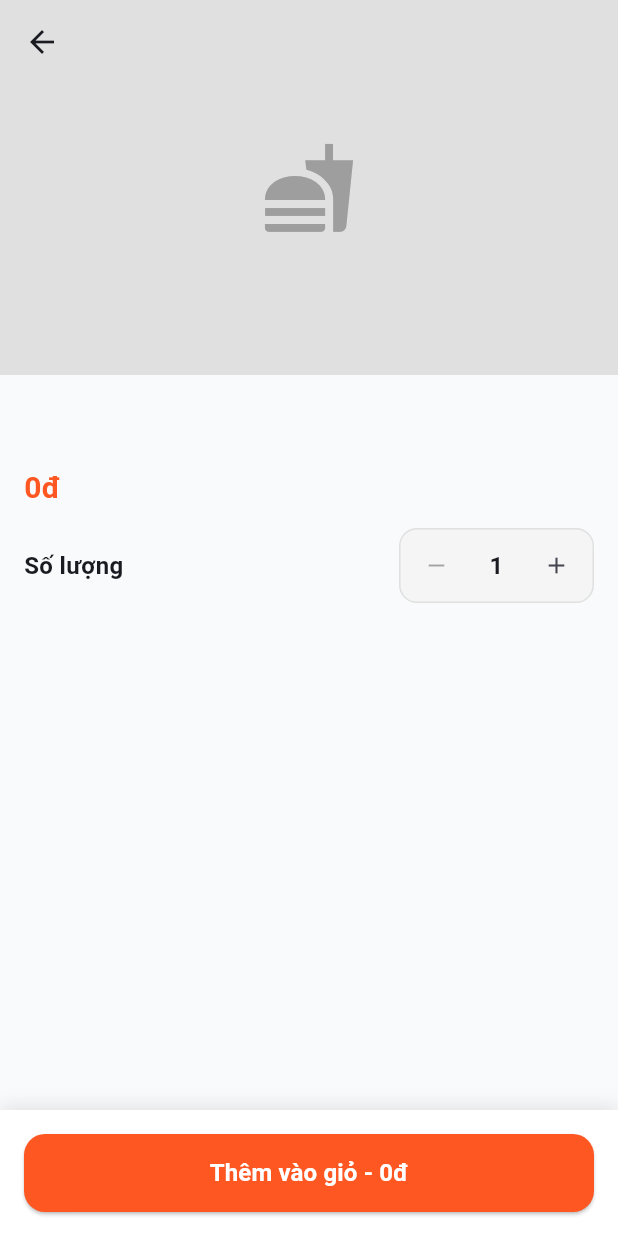
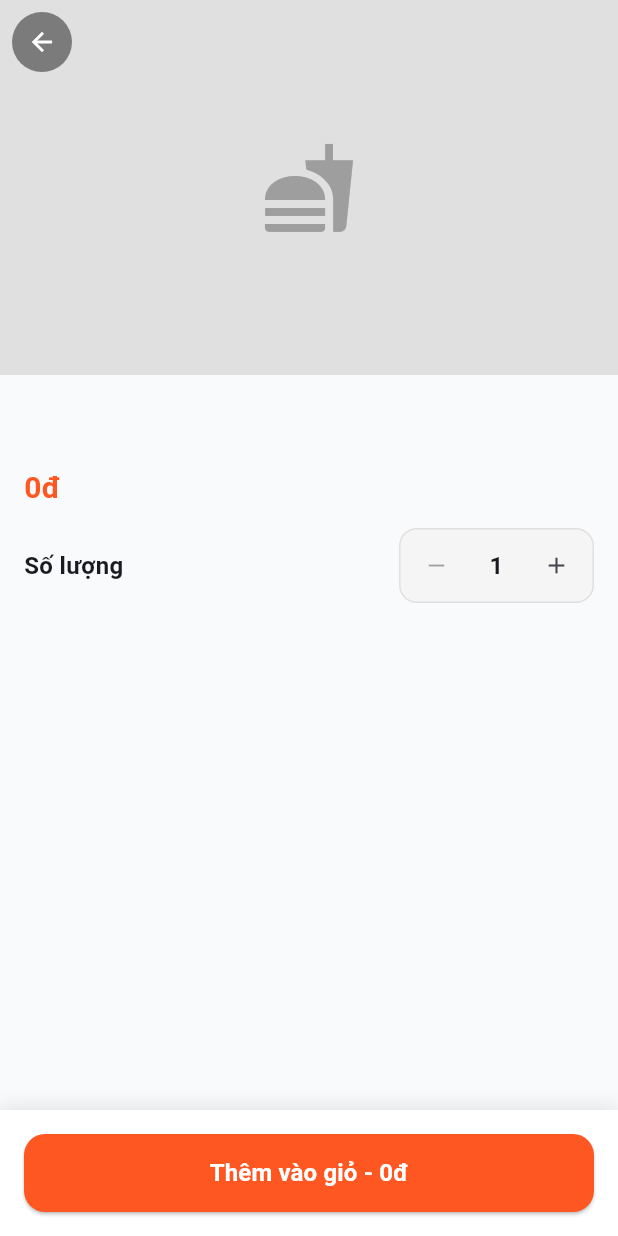
Before and after one commit to HoangLuu217/PRM, a Flutter app: the ProductDetailScreen screen opened directly with empty values, on a phone screen of 412 x 824 dp. Run offline on Flutter 3.47's test engine with Material 3 defaults, Android fonts, the phone set to English and light mode, and no system bars; our stand-ins replace flutter_dotenv, flutter_map, geolocator, latlong2, shared_preferences, supabase_flutter; accounts and stored records are empty.

Commit message:
fix(customer): add prominent back button to ProductDetailScreen

```diff
--- a/app/lib/screens/customer/product/product_detail_screen.dart
+++ b/app/lib/screens/customer/product/product_detail_screen.dart
@@ -234,6 +234,20 @@ class _ProductDetailScreenState extends State<ProductDetailScreen> {
               SliverAppBar(
                 expandedHeight: 250,
                 pinned: true,
+                backgroundColor: Colors.white,
+                leading: Padding(
+                  padding: const EdgeInsets.all(8.0),
+                  child: CircleAvatar(
+                    backgroundColor: Colors.black.withValues(alpha: 0.45),
+                    radius: 18,
+                    child: IconButton(
+                      padding: EdgeInsets.zero,
+                      constraints: const BoxConstraints(),
+                      icon: const Icon(Icons.arrow_back, color: Colors.white, size: 20),
+                      onPressed: () => Navigator.pop(context),
+                    ),
+                  ),
+                ),
                 flexibleSpace: FlexibleSpaceBar(
                   background: widget.product.imageUrl.isNotEmpty
                       ? Image.network(
```
